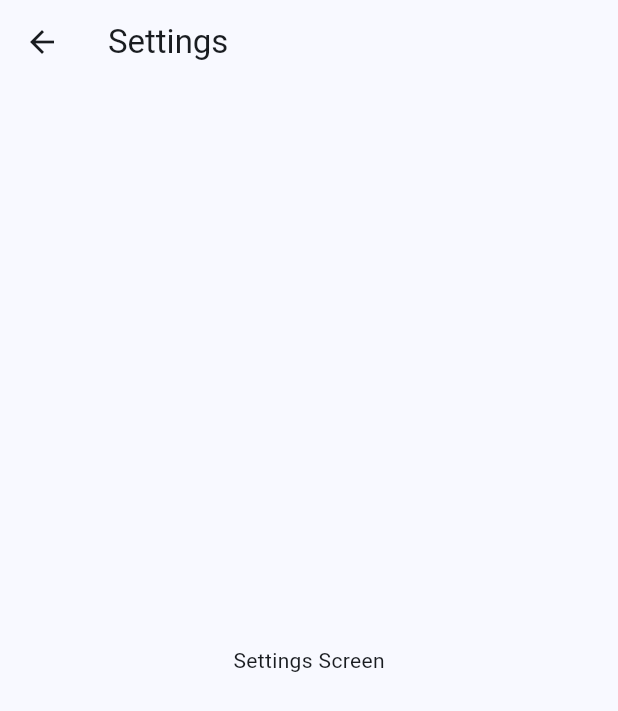
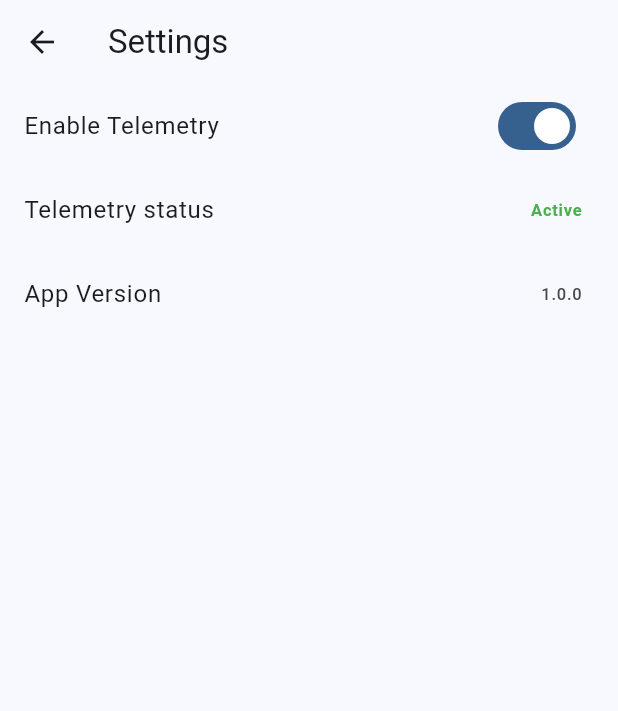
Before and after one commit to Sri-Varshith/DocuLens, a Flutter app: the SettingsScreen screen opened directly, on a phone screen of 412 x 824 dp. Shown: the top 711 px of the screen. Run offline on Flutter 3.47's test engine with Material 3 defaults, Android fonts, the phone set to English and light mode, and no system bars; our stand-ins replace image_picker.

Commit message:
added toggle in settings screen

```diff
--- a/doculens/lib/screens/settings_screen.dart
+++ b/doculens/lib/screens/settings_screen.dart
@@ -1,14 +1,47 @@
 import 'package:flutter/material.dart';
 
-class SettingsScreen extends StatelessWidget {
+class SettingsScreen extends StatefulWidget {
   const SettingsScreen({super.key});
+
+  @override
+  State<SettingsScreen> createState() => _SettingsScreenState();
+}
+
+class _SettingsScreenState extends State<SettingsScreen> {
+  bool _telemetryEnabled = true;
 
   @override
   Widget build(BuildContext context) {
     return Scaffold(
-      appBar: AppBar(title: const Text('Settings')),
-      body: const Center(
-        child: Text('Settings Screen'),
+      appBar: AppBar(
+        title: const Text('Settings'),
+      ),
+      body: ListView(
+        children: [
+          SwitchListTile(
+            title: const Text('Enable Telemetry'),
+            value: _telemetryEnabled,
+            onChanged: (value) {
+              setState(() {
+                _telemetryEnabled = value;
+              });
+            },
+          ),
+          ListTile(
+            title: const Text('Telemetry status'),
+            trailing: Text(
+              _telemetryEnabled ? 'Active' : 'Inactive',
+              style: TextStyle(
+                color: _telemetryEnabled ? Colors.green : Colors.red,
+                fontWeight: FontWeight.w600,
+              ),
+            ),
+          ),
+          const ListTile(
+            title: Text('App Version'),
+            trailing: Text('1.0.0'),
+          ),
+        ],
       ),
     );
   }
```
